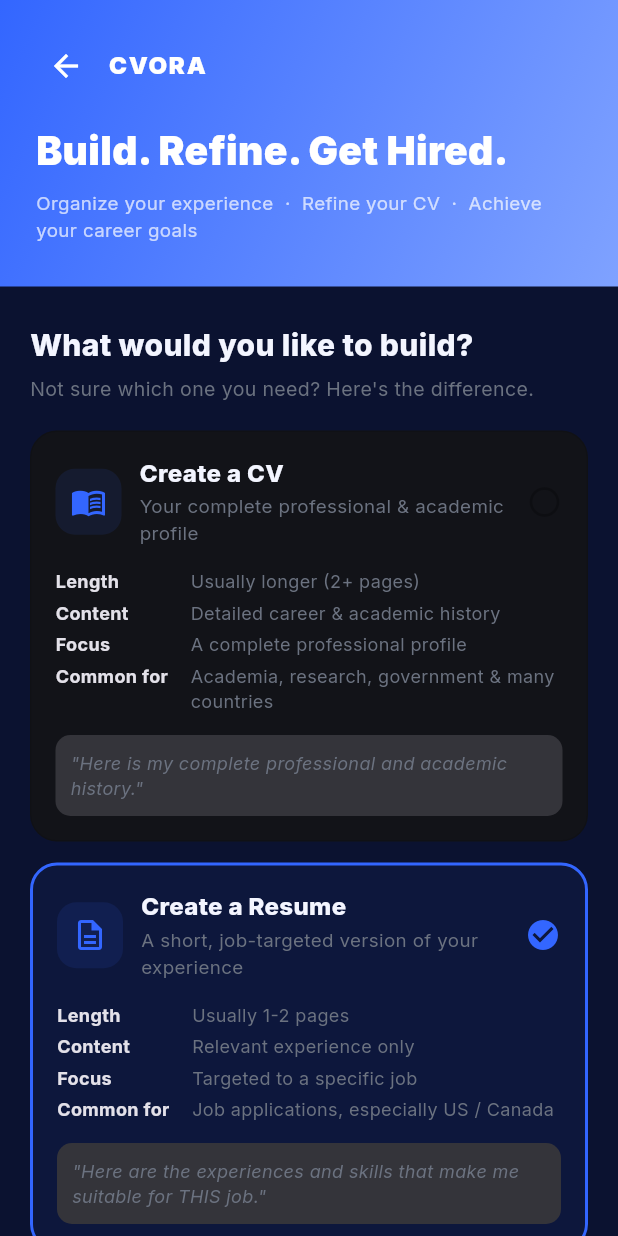
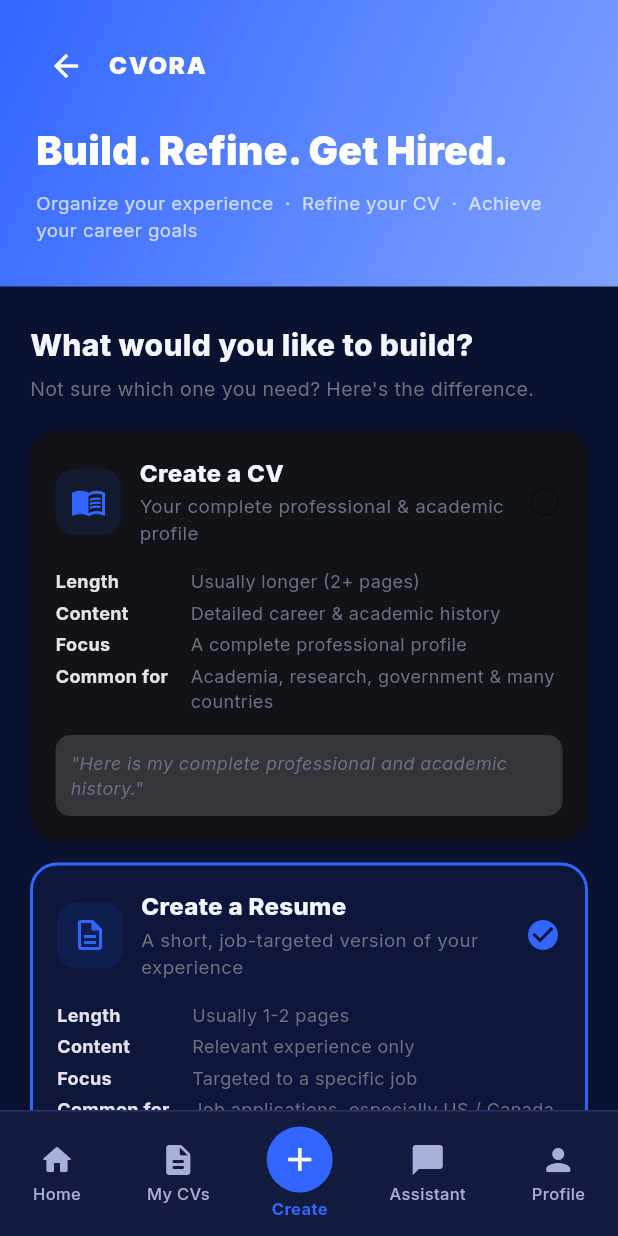
Before and after one commit to susanahelkessdawoud-oss/CVora-AI-Powered-Resume-Builder-Career-Intelligence-Platform, a Flutter app: the DocumentTypeScreen screen opened by its route, on a phone screen of 412 x 824 dp. Run offline on Flutter 3.47's test engine with Material 3 defaults, Android fonts, the phone set to English and light mode, and no system bars; our stand-ins replace cloud_firestore, file_picker, firebase_auth, firebase_core, google_fonts, google_generative_ai and 3 more; accounts and stored records are empty.

Commit message:
Fix navigation dead-end on My CVs and Create tabs
The bottom nav switches tabs via pushNamedAndRemoveUntil, which clears
the back stack — but My CVs and Create never had the bottom nav bar
wired in, so landing on either from a tab tap left no way to navigate
anywhere else (no back arrow since there was nothing to pop to, no bar
to switch tabs). Added CvBottomNav to both, and made Create's manual
back arrow hide itself when there's genuinely nothing to pop to instead
of sitting there as a dead button. Verified via adb: both tabs now land
correctly with the bar present and highlighted.

```diff
--- a/lib/screens/builder/document_type_screen.dart
+++ b/lib/screens/builder/document_type_screen.dart
@@ -1,6 +1,7 @@
 import 'package:flutter/material.dart';
 
 import '../../theme/app_theme.dart';
+import '../../widgets/cv_components.dart';
 import 'resume_builder_screen.dart';
 
 /// First step of the creation flow.
@@ -118,6 +119,7 @@ class _DocumentTypeScreenState extends State<DocumentTypeScreen> {
           ),
         ),
       ),
+      bottomNavigationBar: const CvBottomNav(currentIndex: 2),
     );
   }
 
@@ -131,9 +133,13 @@ class _DocumentTypeScreenState extends State<DocumentTypeScreen> {
         children: [
           Row(
             children: [
-              IconButton(
-                onPressed: () => Navigator.pop(context),
-                icon: const Icon(Icons.arrow_back, color: Colors.white),
+              Builder(
+                builder: (context) => Navigator.canPop(context)
+                    ? IconButton(
+                        onPressed: () => Navigator.pop(context),
+                        icon: const Icon(Icons.arrow_back, color: Colors.white),
+                      )
+                    : const SizedBox(width: 8),
               ),
               const SizedBox(width: 4),
               const Text(
--- a/lib/screens/resumes/my_resumes_screen.dart
+++ b/lib/screens/resumes/my_resumes_screen.dart
@@ -4,6 +4,7 @@ import '../../models/resume.dart';
 import '../../services/auth_service.dart';
 import '../../services/database_service.dart';
 import '../../theme/app_theme.dart';
+import '../../widgets/cv_components.dart';
 import '../builder/document_type_screen.dart';
 import '../builder/resume_builder_screen.dart';
 import '../preview/resume_preview_screen.dart';
@@ -283,6 +284,7 @@ class _MyResumesScreenState extends State<MyResumesScreen> {
           );
         },
       ),
+      bottomNavigationBar: const CvBottomNav(currentIndex: 1),
     );
   }
 }
```
